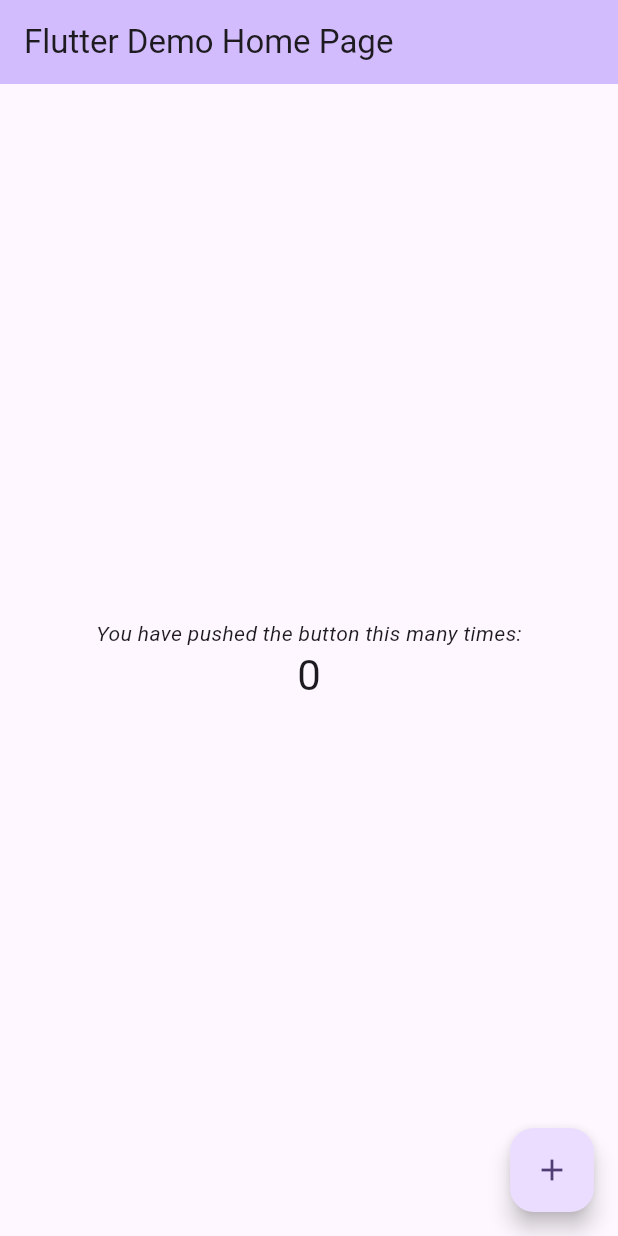
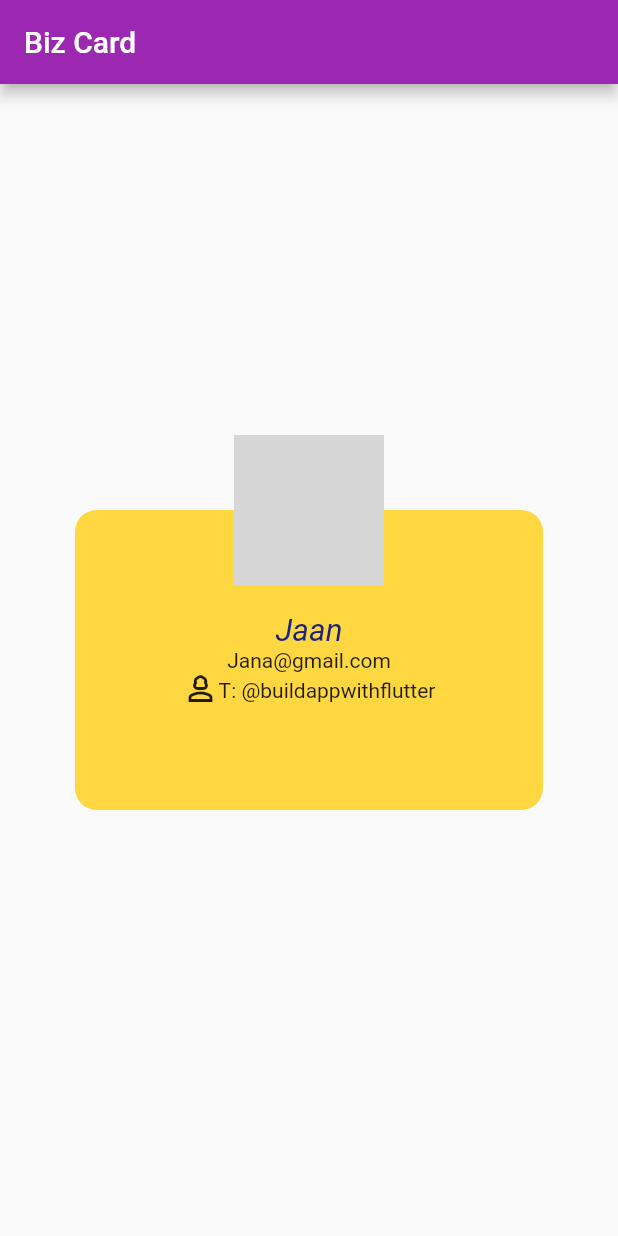
Before and after one commit to jananialagar/demo, a Flutter app: the screen it shows after launch, on a phone screen of 412 x 824 dp. Run offline on Flutter 3.47's test engine with Material 2 defaults, Android fonts, the phone set to English and light mode, and no system bars; network calls fail; grey boxes are pictures that could not be loaded.

Commit message:
Third_commit

```diff
--- a/lib/main.dart
+++ b/lib/main.dart
@@ -12,117 +12,83 @@ class MyApp extends StatelessWidget {
   Widget build(BuildContext context) {
     return MaterialApp(
       title: 'Flutter Demo',
-      theme: ThemeData(
-        // This is the theme of your application.
-        //
-        // TRY THIS: Try running your application with "flutter run". You'll see
-        // the application has a blue toolbar. Then, without quitting the app,
-        // try changing the seedColor in the colorScheme below to Colors.green
-        // and then invoke "hot reload" (save your changes or press the "hot
-        // reload" button in a Flutter-supported IDE, or press "r" if you used
-        // the command line to start the app).
-        //
-        // Notice that the counter didn't reset back to zero; the application
-        // state is not lost during the reload. To reset the state, use hot
-        // restart instead.
-        //
-        // This works for code too, not just values: Most code changes can be
-        // tested with just a hot reload.
-        colorScheme: ColorScheme.fromSeed(seedColor: Colors.deepPurple),
-        useMaterial3: true,
-      ),
-      home: const MyHomePage(title: 'Flutter Demo Home Page'),
+      debugShowCheckedModeBanner: false,
+      theme: ThemeData(),
+      home: Bizcard(),
     );
   }
 }
 
-class MyHomePage extends StatefulWidget {
-  const MyHomePage({super.key, required this.title});
-
-  // This widget is the home page of your application. It is stateful, meaning
-  // that it has a State object (defined below) that contains fields that affect
-  // how it looks.
-
-  // This class is the configuration for the state. It holds the values (in this
-  // case the title) provided by the parent (in this case the App widget) and
-  // used by the build method of the State. Fields in a Widget subclass are
-  // always marked "final".
-
-  final String title;
-
-  @override
-  State<MyHomePage> createState() => _MyHomePageState();
-}
-
-class _MyHomePageState extends State<MyHomePage> {
-  int _counter = 0;
-
-  void _incrementCounter() {
-    setState(() {
-      // This call to setState tells the Flutter framework that something has
-      // changed in this State, which causes it to rerun the build method below
-      // so that the display can reflect the updated values. If we changed
-      // _counter without calling setState(), then the build method would not be
-      // called again, and so nothing would appear to happen.
-      _counter = _counter + 3;
-    });
-  }
+class Bizcard extends StatelessWidget {
+  const Bizcard({super.key});
 
   @override
   Widget build(BuildContext context) {
-    // This method is rerun every time setState is called, for instance as done
-    // by the _incrementCounter method above.
-    //
-    // The Flutter framework has been optimized to make rerunning build methods
-    // fast, so that you can just rebuild anything that needs updating rather
-    // than having to individually change instances of widgets.
     return Scaffold(
       appBar: AppBar(
-        // TRY THIS: Try changing the color here to a specific color (to
-        // Colors.amber, perhaps?) and trigger a hot reload to see the AppBar
-        // change color while the other colors stay the same.
-        backgroundColor: Theme.of(context).colorScheme.inversePrimary,
-        // Here we take the value from the MyHomePage object that was created by
-        // the App.build method, and use it to set our appbar title.
-        title: Text(widget.title),
+        title: Text('Biz Card'),
+        centerTitle: false,
+        backgroundColor: Colors.purple,
       ),
-      body: Center(
-        // Center is a layout widget. It takes a single child and positions it
-        // in the middle of the parent.
-        child: Column(
-          // Column is also a layout widget. It takes a list of children and
-          // arranges them vertically. By default, it sizes itself to fit its
-          // children horizontally, and tries to be as tall as its parent.
-          //
-          // Column has various properties to control how it sizes itself and
-          // how it positions its children. Here we use mainAxisAlignment to
-          // center the children vertically; the main axis here is the vertical
-          // axis because Columns are vertical (the cross axis would be
-          // horizontal).
-          //
-          // TRY THIS: Invoke "debug painting" (choose the "Toggle Debug Paint"
-          // action in the IDE, or press "p" in the console), to see the
-          // wireframe for each widget.
-          mainAxisAlignment: MainAxisAlignment.center,
-          children: <Widget>[
-            const Text(
-              'You have pushed the button this many times:',
-              style: TextStyle(
-                fontStyle: FontStyle.italic,
-              ),
-            ),
-            Text(
-              '$_counter',
-              style: Theme.of(context).textTheme.headlineMedium,
-            ),
+      body: Container(
+        alignment: Alignment.center,
+        child: Stack(
+          alignment: Alignment.topCenter,
+          children: [
+            _getCard(),
+            _getAvatar(),
           ],
         ),
       ),
-      floatingActionButton: FloatingActionButton(
-        onPressed: _incrementCounter,
-        tooltip: 'Increment',
-        child: const Icon(Icons.add),
-      ), // This trailing comma makes auto-formatting nicer for build methods.
     );
   }
 }
+
+Container _getAvatar() {
+  return Container(
+    width: 100,
+    height: 100,
+    decoration: BoxDecoration(
+      color: Colors.white,
+      borderRadius: BorderRadius.all(Radius.circular(50.0)),
+      border: Border.all(color: Colors.redAccent, width: 1.2),
+      image: DecorationImage(
+        image: NetworkImage("https://picsum.photos/300/300"),
+        fit: BoxFit.cover,
+      ),
+    ),
+  );
+}
+
+Container _getCard() {
+  return Container(
+    width: 350,
+    height: 200,
+    margin: EdgeInsets.all(50.0),
+    decoration: BoxDecoration(
+      color: Colors.amberAccent,
+      borderRadius: BorderRadius.circular(14.5),
+    ),
+    child: Column(
+      mainAxisAlignment: MainAxisAlignment.center,
+      children: [
+        Text(
+          "Jaan",
+          style: TextStyle(
+            fontSize: 20.9,
+            fontStyle: FontStyle.italic,
+            color: Colors.indigo[900],
+          ),
+        ),
+        Text("Jana@gmail.com"),
+        Row(
+          mainAxisAlignment: MainAxisAlignment.center,
+          children: [
+            Icon(Icons.person_3_outlined),
+            Text("T: @buildappwithflutter"),
+          ],
+        ),
+      ],
+    ),
+  );
+}
```
